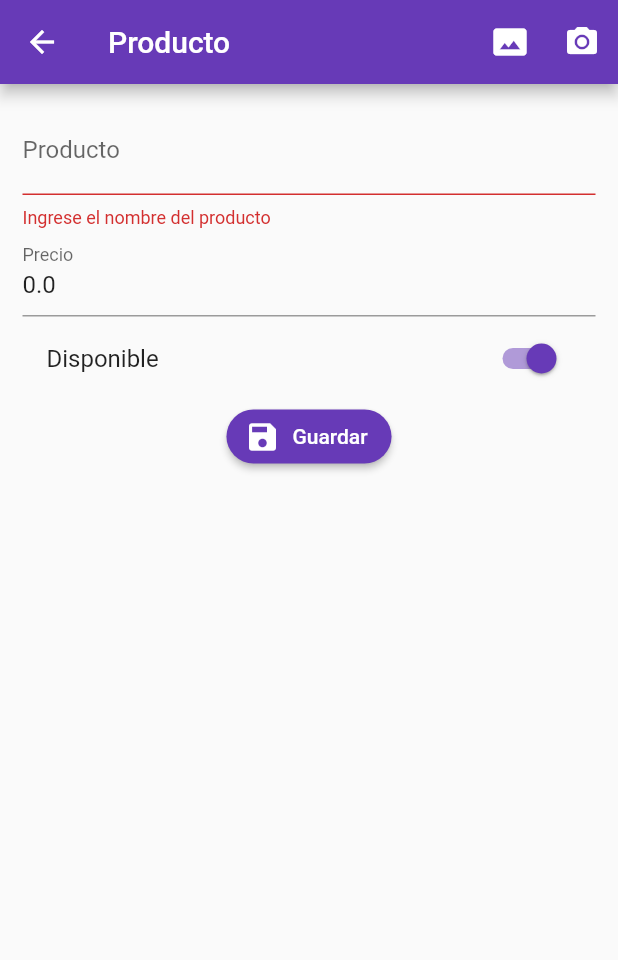
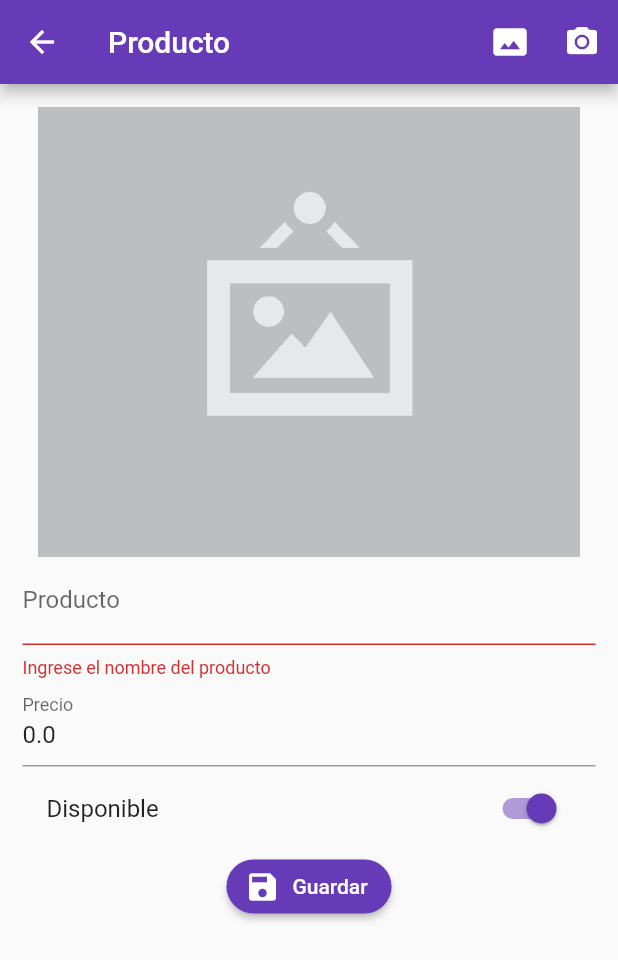
Before and after one commit to EstebanIndiveri/validatorApp, a Flutter app: the ProductoPage screen opened by its route, after a tap on "Guardar", after a tap on the "photo size select actual" icon, on a phone screen of 412 x 824 dp. Shown: the top 960 px of the screen. Run offline on Flutter 3.47's test engine with Material 2 defaults, Android fonts, the phone set to English and light mode, and no system bars; our stand-ins replace image_picker, rxdart; network calls fail.

Commit message:
image Picker v.06

```diff
--- a/lib/src/model/Producto_model.dart
+++ b/lib/src/model/Producto_model.dart
@@ -29,7 +29,7 @@ class ProductoModel {
     );
 
     Map<String, dynamic> toJson() => {
-        "id"         : id,
+        // "id"         : id,
         "titulo"     : titulo,
         "valor"      : valor,
         "disponible" : disponible,
--- a/lib/src/page/producto_page.dart
+++ b/lib/src/page/producto_page.dart
@@ -1,4 +1,7 @@
+import 'dart:io';
+
 import 'package:flutter/material.dart';
+import 'package:image_picker/image_picker.dart';
 import 'package:validatorapp/src/model/Producto_model.dart';
 import 'package:validatorapp/src/providers/productos_provider.dart';
 import 'package:validatorapp/src/utils/utils.dart' as utils;
@@ -9,18 +12,28 @@ class ProductoPage extends StatefulWidget {
 
 class _ProductoPageState extends State<ProductoPage> {
   final formKey=GlobalKey<FormState>();
+  final scaffoldKey=GlobalKey<ScaffoldState>();
+
   ProductoModel producto= new ProductoModel();
   final productoProvider=new ProductosProvider();
+  bool _guardando=false;
+  File _image;
+  final picker = ImagePicker();
 
   @override
   Widget build(BuildContext context) {
+    final ProductoModel prodData=ModalRoute.of(context).settings.arguments;
+    if(prodData!=null){
+      producto=prodData;
+    }
     return Scaffold(
+      key:scaffoldKey,
       appBar: AppBar(
         title:Text('Producto'),
         actions: <Widget>[
           IconButton(
             icon:Icon(Icons.photo_size_select_actual),
-            onPressed: (){},
+            onPressed: _seleccionarFoto,
           ),
           IconButton(
             icon:Icon(Icons.camera_alt),
@@ -35,6 +48,7 @@ class _ProductoPageState extends State<ProductoPage> {
             key: formKey,
             child: Column(
               children: <Widget>[
+                _mostrarFoto(),
                 _crearNombre(),
                 _crearPrecio(),
                 _crearDisponible(),
@@ -96,7 +110,7 @@ class _ProductoPageState extends State<ProductoPage> {
       color:Colors.deepPurple,
       textColor: Colors.white,
       icon:Icon(Icons.save),
-      onPressed: _submit,
+      onPressed: (_guardando)?null:_submit,
     );
   }
 
@@ -105,13 +119,20 @@ class _ProductoPageState extends State<ProductoPage> {
 
     formKey.currentState.save();
 
-    print('todook');
-    print(producto.titulo);
-    print(producto.valor);
-    print(producto.disponible);
+    setState(() {
+    _guardando=true;
 
-    productoProvider.crearProducto(producto);
-
+    });
+    if(producto.id==null){
+      productoProvider.crearProducto(producto);
+    }else{
+      productoProvider.editarProducto(producto);
+    }
+    setState(() {
+      _guardando=false;
+    });
+      mostrarSnackBar('Registro guardado');
+      Navigator.pop(context);
   }
 
   Widget _crearDisponible() {
@@ -124,4 +145,47 @@ class _ProductoPageState extends State<ProductoPage> {
       }),
     );
   }
+
+  void mostrarSnackBar(String message){
+    final snackbar=SnackBar(
+      content:Text(message),
+      duration:Duration(milliseconds: 1500),
+      backgroundColor: Colors.deepPurpleAccent,
+    );
+    scaffoldKey.currentState.showSnackBar(snackbar);
+  }
+
+  Widget _mostrarFoto(){
+    if(producto.fotoUrl!=null){
+      return Container(
+
+      );
+    }else{
+      return Image(
+        image:AssetImage('assets/no-image.png'),
+        height: 300.0,
+        fit:BoxFit.cover
+      );
+    }
+  }
+
+  _seleccionarFoto() async{
+
+     final pickedFile = await picker.getImage(source: ImageSource.gallery);
+     if(_image!=null){
+
+     }
+     setState(() {
+      _image = File(pickedFile.path);
+    });
+    // foto=await ImagePicker.getImage(
+    //   source: ImageSource.gallery
+    // );
+    // if(foto!=null){
+    //   //limpieza
+    // }
+    // setState(() {
+
+    // });
+  }
 }
--- a/pubspec.yaml
+++ b/pubspec.yaml
@@ -30,6 +30,7 @@ dependencies:
   cupertino_icons: ^0.1.3
   rxdart: ^0.24.1
   http:
+  image_picker:
 
 dev_dependencies:
   flutter_test:
@@ -47,8 +48,8 @@ flutter:
   uses-material-design: true
 
   # To add assets to your application, add an assets section, like this:
-  # assets:
-  #   - images/a_dot_burr.jpeg
+  assets:
+    - assets/
   #   - images/a_dot_ham.jpeg
 
   # An image asset can refer to one or more resolution-specific "variants", see
```
Also changed, not shown: lib/src/page/home_page.dart (+10 -2 lines), lib/src/providers/productos_provider.dart (+23 -0 lines), assets/jar-loading.gif (added), assets/no-image.png (added), pubspec.lock, 1 other file.
